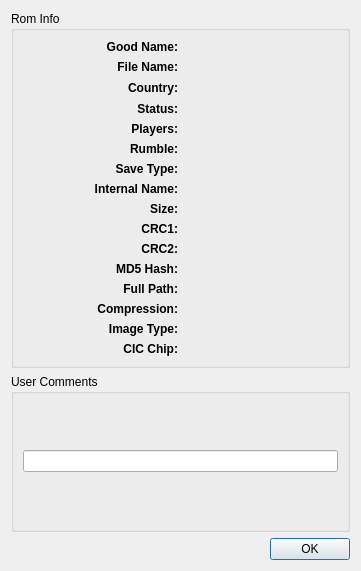
This is main/gui_qt4/rominfodialog.ui in mupen64plus/mupen64plus-oldsvn as Qt 5 draws it before an edit. The edited form follows.
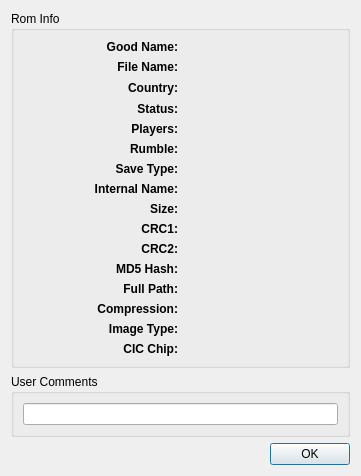
This is the edited form. Custom widgets are drawn as their Qt base class.

```diff
--- a/main/gui_qt4/rominfodialog.ui
+++ b/main/gui_qt4/rominfodialog.ui
@@ -6,7 +6,7 @@
     <x>0</x>
     <y>0</y>
     <width>361</width>
-    <height>571</height>
+    <height>461</height>
    </rect>
   </property>
   <property name="windowTitle" >
```
